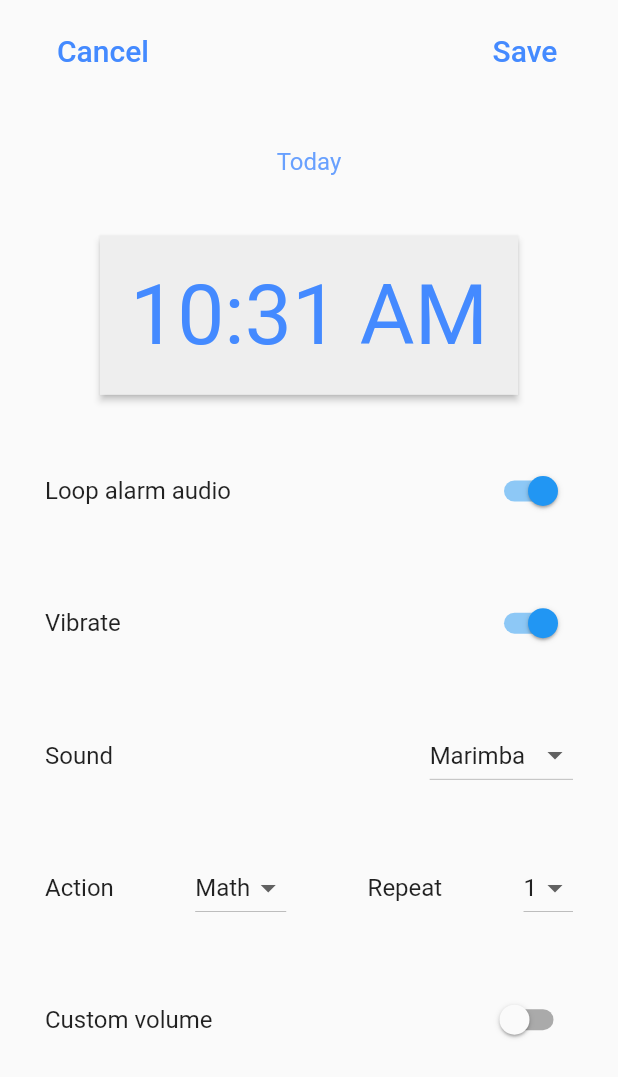
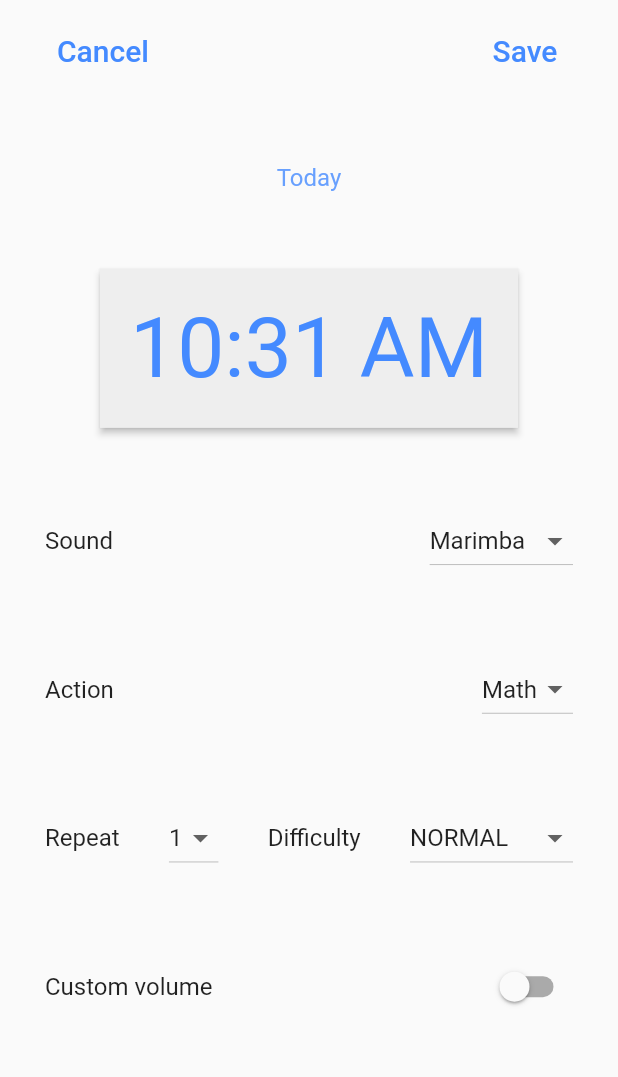
Before and after one commit to OiR-ptr/Flutter_Alarm_exam, a Flutter app: the ExampleAlarmEditScreen widget shown alone on an empty page, opened directly, on a phone screen of 412 x 824 dp. Shown: the top 1077 px of the screen. Run offline on Flutter 3.47's test engine with Material 3 defaults, Android fonts, the phone set to English and light mode, and no system bars; our stand-ins replace permission_handler, shared_preferences; missing offline and left inert: alarm, google_mlkit_face_detection; accounts and stored records are empty; statements that could not run were skipped.

Commit message:
:sparkles: feat: アラームの難易度、繰り返し回数を設定できるよう更新

```diff
--- a/lib/classes/alarm_extension_settings.dart
+++ b/lib/classes/alarm_extension_settings.dart
@@ -15,23 +15,50 @@ AlarmAction parseAction(String actionName) {
   return AlarmAction.math;
 }
 
+enum Difficulty {
+  veryEasy,
+  easy,
+  normal,
+  hard,
+  veryHard,
+}
+
+Difficulty parseDifficulty(String difficultyName) {
+  switch(difficultyName) {
+    case "veryEasy":  return Difficulty.veryEasy;
+    case "easy":      return Difficulty.easy;
+    case "normal":    return Difficulty.normal;
+    case "hard":      return Difficulty.hard;
+    case "veryHard":  return Difficulty.veryHard;
+  }
+
+  return Difficulty.normal;
+}
+
 class AlarmExtensionSettings {
   final int id;
   final AlarmAction action;
   final int taskRepeat;
+  final Difficulty difficulty;
 
-  AlarmExtensionSettings(
-      {required this.id, required this.action, required this.taskRepeat});
+  AlarmExtensionSettings({
+    required this.id,
+    required this.action,
+    required this.taskRepeat,
+    required this.difficulty,
+  });
 
   AlarmExtensionSettings copyWith({
     int? id,
     AlarmAction? action,
     int? taskRepeat,
+    Difficulty? difficulty,
   }) {
     return AlarmExtensionSettings(
       id: id ?? this.id,
       action: action ?? this.action,
       taskRepeat: taskRepeat ?? this.taskRepeat,
+      difficulty: difficulty ?? this.difficulty,
     );
   }
 
@@ -40,6 +67,7 @@ class AlarmExtensionSettings {
         id: json['id'] as int,
         action: parseAction(json['action']),
         taskRepeat: json['taskRepeat'] as int,
+        difficulty: parseDifficulty(json['difficulty']),
       );
 
   Map<String, dynamic> toJson() {
@@ -47,6 +75,7 @@ class AlarmExtensionSettings {
       'id': id,
       'action': action.name,
       'taskRepeat': taskRepeat,
+      'difficulty': difficulty.name,
     };
   }
 
--- a/lib/classes/math_questions.dart
+++ b/lib/classes/math_questions.dart
@@ -1,12 +1,7 @@
 import 'dart:math';
 
-enum Difficulty {
-  veryEasy,
-  easy,
-  normal,
-  hard,
-  veryHard,
-}
+import 'package:alarming/classes/alarm_extension_settings.dart';
+
 
 class MathQuestions {
   final String questions;
--- a/lib/rings/math.dart
+++ b/lib/rings/math.dart
@@ -8,7 +8,7 @@ class MathRingScreen extends StatefulWidget {
 
   MathRingScreen({Key? key, required this.alarmSettings}) : super(key: key) {
     for (int i = 0; i < alarmSettings.extensionSettings.taskRepeat; i++) {
-      questions.add(MathQuestions.generate(Difficulty.hard));
+      questions.add(MathQuestions.generate(alarmSettings.extensionSettings.difficulty));
     }
   }
 
--- a/lib/scenes/edit_alarm.dart
+++ b/lib/scenes/edit_alarm.dart
@@ -18,12 +18,11 @@ class _ExampleAlarmEditScreenState extends State<ExampleAlarmEditScreen> {
 
   late bool creating;
   late DateTime selectedDateTime;
-  late bool loopAudio;
-  late bool vibrate;
   late double? volume;
   late String assetAudio;
   late AlarmAction action;
   late int taskRepeat;
+  late Difficulty difficulty;
 
   @override
   void initState() {
@@ -33,20 +32,18 @@ class _ExampleAlarmEditScreenState extends State<ExampleAlarmEditScreen> {
     if (creating) {
       selectedDateTime = DateTime.now().add(const Duration(minutes: 1));
       selectedDateTime = selectedDateTime.copyWith(second: 0, millisecond: 0);
-      loopAudio = true;
-      vibrate = true;
       volume = null;
       assetAudio = 'assets/marimba.mp3';
       action = AlarmAction.math;
       taskRepeat = 1;
+      difficulty = Difficulty.normal;
     } else {
       selectedDateTime = widget.alarmSettings!.settings.dateTime;
-      loopAudio = widget.alarmSettings!.settings.loopAudio;
-      vibrate = widget.alarmSettings!.settings.vibrate;
       volume = widget.alarmSettings!.settings.volume;
       assetAudio = widget.alarmSettings!.settings.assetAudioPath;
       action = widget.alarmSettings!.extensionSettings.action;
       taskRepeat = widget.alarmSettings!.extensionSettings.taskRepeat;
+      difficulty = widget.alarmSettings!.extensionSettings.difficulty;
     }
   }
 
@@ -98,8 +95,8 @@ class _ExampleAlarmEditScreenState extends State<ExampleAlarmEditScreen> {
     final alarmSettings = AlarmSettings(
       id: id,
       dateTime: selectedDateTime,
-      loopAudio: loopAudio,
-      vibrate: vibrate,
+      loopAudio: true,
+      vibrate: true,
       volume: volume,
       assetAudioPath: assetAudio,
       notificationTitle: 'Alarm example',
@@ -109,6 +106,7 @@ class _ExampleAlarmEditScreenState extends State<ExampleAlarmEditScreen> {
       id: id,
       action: action,
       taskRepeat: taskRepeat,
+      difficulty: difficulty,
     );
     return MyAlarmSettings(
         id: id, settings: alarmSettings, extensionSettings: exSettings);
@@ -191,32 +189,6 @@ class _ExampleAlarmEditScreenState extends State<ExampleAlarmEditScreen> {
             mainAxisAlignment: MainAxisAlignment.spaceBetween,
             children: [
               Text(
-                'Loop alarm audio',
-                style: Theme.of(context).textTheme.titleMedium,
-              ),
-              Switch(
-                value: loopAudio,
-                onChanged: (value) => setState(() => loopAudio = value),
-              ),
-            ],
-          ),
-          Row(
-            mainAxisAlignment: MainAxisAlignment.spaceBetween,
-            children: [
-              Text(
-                'Vibrate',
-                style: Theme.of(context).textTheme.titleMedium,
-              ),
-              Switch(
-                value: vibrate,
-                onChanged: (value) => setState(() => vibrate = value),
-              ),
-            ],
-          ),
-          Row(
-            mainAxisAlignment: MainAxisAlignment.spaceBetween,
-            children: [
-              Text(
                 'Sound',
                 style: Theme.of(context).textTheme.titleMedium,
               ),
@@ -265,6 +237,11 @@ class _ExampleAlarmEditScreenState extends State<ExampleAlarmEditScreen> {
                 ],
                 onChanged: (value) => setState(() => action = value!),
               ),
+            ],
+          ),
+          Row(
+            mainAxisAlignment: MainAxisAlignment.spaceBetween,
+            children: [
               Text(
                 "Repeat",
                 style: Theme.of(context).textTheme.titleMedium,
@@ -286,6 +263,36 @@ class _ExampleAlarmEditScreenState extends State<ExampleAlarmEditScreen> {
                   ),
                 ],
                 onChanged: (value) => setState(() => taskRepeat = value!),
+              ),
+              Text(
+                "Difficulty",
+                style: Theme.of(context).textTheme.titleMedium,
+              ),
+              DropdownButton(
+                value: difficulty,
+                items: const [
+                  DropdownMenuItem<Difficulty>(
+                    value: Difficulty.veryEasy,
+                    child: Text('VERY EASY'),
+                  ),
+                  DropdownMenuItem<Difficulty>(
+                    value: Difficulty.easy,
+                    child: Text('EASY'),
+                  ),
+                  DropdownMenuItem<Difficulty>(
+                    value: Difficulty.normal,
+                    child: Text('NORMAL'),
+                  ),
+                  DropdownMenuItem<Difficulty>(
+                    value: Difficulty.hard,
+                    child: Text('HARD'),
+                  ),
+                  DropdownMenuItem<Difficulty>(
+                    value: Difficulty.veryHard,
+                    child: Text('VERY HARD'),
+                  ),
+                ],
+                onChanged: (value) => setState(() => difficulty = value!),
               ),
             ],
           ),
--- a/lib/scenes/shortcut_button.dart
+++ b/lib/scenes/shortcut_button.dart
@@ -44,7 +44,12 @@ class _ExampleAlarmHomeShortcutButtonState
       settings: MyAlarmSettings(
         id: id,
         settings: alarmSettings,
-        extensionSettings: AlarmExtensionSettings(id: id, action: AlarmAction.math, taskRepeat: 1),
+        extensionSettings: AlarmExtensionSettings(
+          id: id,
+          action: AlarmAction.math,
+          taskRepeat: 1,
+          difficulty: Difficulty.normal,
+        ),
       ),
     );
 
```
